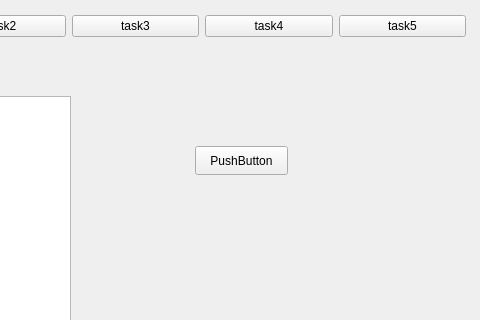
First picture: the form in frontend_beta/mainform.ui, repository TmP440/order, before the edit; both pictures show x 215 to 695 and y 84 to 404 of the 695 by 620 pixel window.
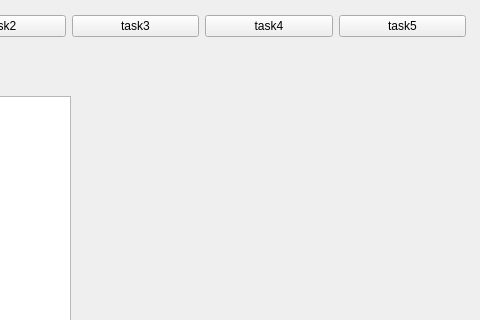
Second picture: the form after the edit.

Diff of the .ui file:
```diff
--- a/frontend_beta/mainform.ui
+++ b/frontend_beta/mainform.ui
@@ -174,19 +174,6 @@
      <string>TextLabel</string>
     </property>
    </widget>
-   <widget class="QPushButton" name="pushButton_4">
-    <property name="geometry">
-     <rect>
-      <x>410</x>
-      <y>230</y>
-      <width>93</width>
-      <height>29</height>
-     </rect>
-    </property>
-    <property name="text">
-     <string>PushButton</string>
-    </property>
-   </widget>
   </widget>
   <widget class="QMenuBar" name="menubar">
    <property name="geometry">
```
